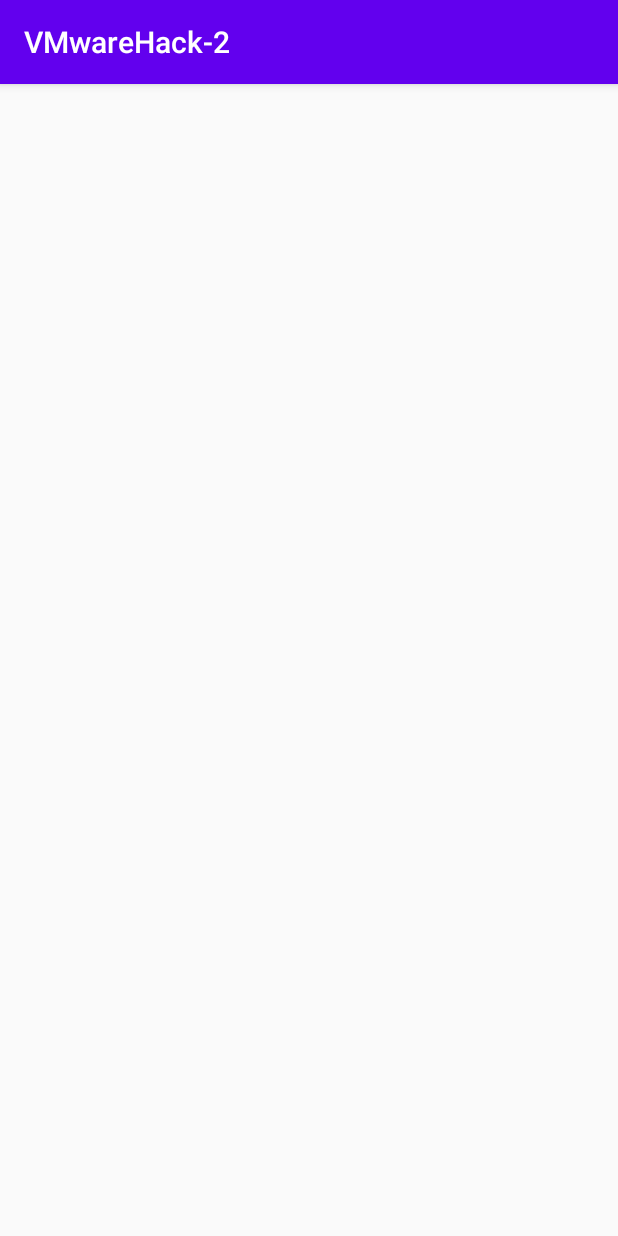
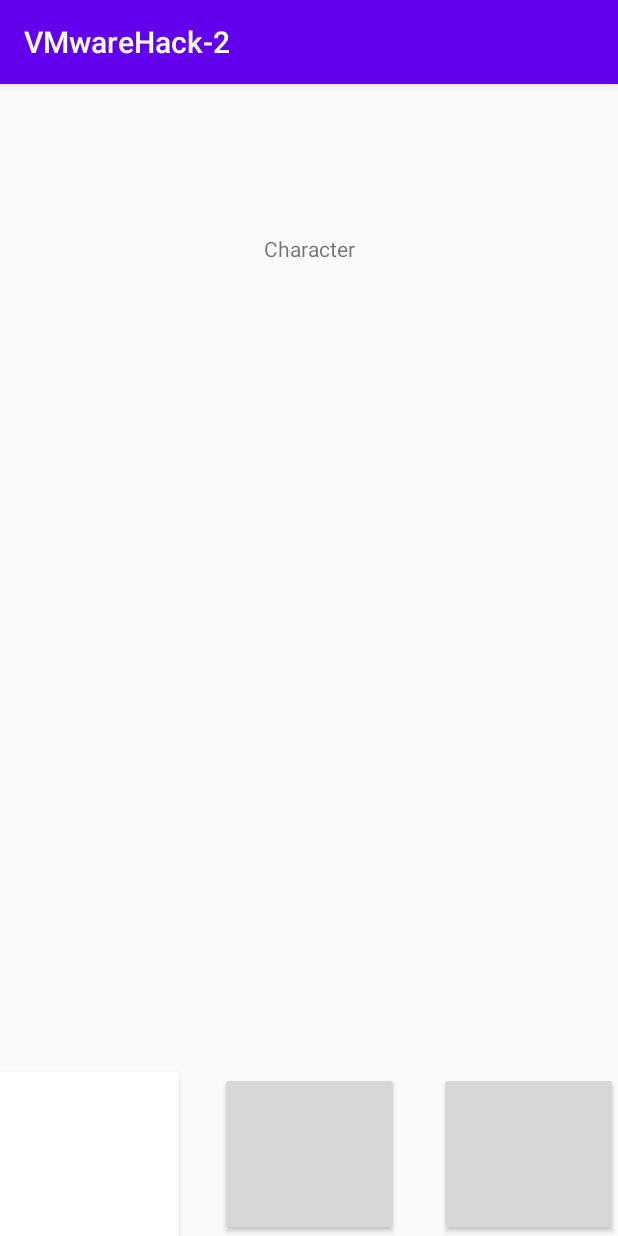
Before and after one commit to eileenchang/VMwareHack-2, an Android app: the Character screen opened directly, with no data from a screen before it, on a phone screen of 412 x 824 dp. Run offline under Robolectric (Android 15) with nearby library versions, the phone set to English and light mode, and no system bars.

Commit message:
added buttons to character page

```diff
--- a/app/src/main/java/com/example/vmwarehack_2/Character.java
+++ b/app/src/main/java/com/example/vmwarehack_2/Character.java
@@ -2,7 +2,10 @@ package com.example.vmwarehack_2;
 
 import androidx.appcompat.app.AppCompatActivity;
 
+import android.content.Intent;
 import android.os.Bundle;
+import android.view.View;
+import android.widget.Button;
 
 public class Character extends AppCompatActivity {
 
@@ -10,5 +13,27 @@ public class Character extends AppCompatActivity {
     protected void onCreate(Bundle savedInstanceState) {
         super.onCreate(savedInstanceState);
         setContentView(R.layout.activity_character);
+
+        Button char1 = (Button) findViewById(R.id.chartochar);
+        char1.setOnClickListener(new View.OnClickListener() {
+            @Override
+            public void onClick(View view) {
+                startActivity(new Intent(Character.this, Character.class));
+            }
+        });
+        Button char2 = (Button) findViewById(R.id.chartohome);
+        char2.setOnClickListener(new View.OnClickListener() {
+            @Override
+            public void onClick(View view) {
+                startActivity(new Intent(Character.this, MainActivity.class));
+            }
+        });
+        Button char3 = (Button) findViewById(R.id.chartocomm);
+        char3.setOnClickListener(new View.OnClickListener() {
+            @Override
+            public void onClick(View view) {
+                startActivity(new Intent(Character.this, Community.class));
+            }
+        });
     }
 }
--- a/app/src/main/res/layout/activity_character.xml
+++ b/app/src/main/res/layout/activity_character.xml
@@ -4,4 +4,47 @@
     xmlns:tools="http://schemas.android.com/tools"
     android:layout_width="match_parent"
     android:layout_height="match_parent"
-    tools:context=".Character"/>
+    tools:context=".Character">
+
+    <TextView
+        android:id="@+id/textView"
+        android:layout_width="wrap_content"
+        android:layout_height="wrap_content"
+        android:layout_marginTop="100dp"
+        android:text="Character"
+        app:layout_constraintEnd_toEndOf="parent"
+        app:layout_constraintStart_toStartOf="parent"
+        app:layout_constraintTop_toTopOf="parent" />
+
+    <Button
+        android:id="@+id/chartochar"
+        android:layout_width="119dp"
+        android:layout_height="109dp"
+        android:layout_marginTop="621dp"
+        android:background="#FFFFFF"
+        app:layout_constraintBottom_toBottomOf="parent"
+        app:layout_constraintStart_toStartOf="parent"
+        app:layout_constraintTop_toTopOf="parent"
+        app:layout_constraintVertical_bias="1.0" />
+
+    <Button
+        android:id="@+id/chartohome"
+        android:layout_width="119dp"
+        android:layout_height="109dp"
+        android:layout_marginTop="621dp"
+        app:layout_constraintBottom_toBottomOf="parent"
+        app:layout_constraintEnd_toEndOf="parent"
+        app:layout_constraintStart_toStartOf="parent"
+        app:layout_constraintTop_toTopOf="parent"
+        app:layout_constraintVertical_bias="1.0" />
+
+    <Button
+        android:id="@+id/chartocomm"
+        android:layout_width="119dp"
+        android:layout_height="109dp"
+        android:layout_marginTop="621dp"
+        app:layout_constraintBottom_toBottomOf="parent"
+        app:layout_constraintEnd_toEndOf="parent"
+        app:layout_constraintTop_toTopOf="parent"
+        app:layout_constraintVertical_bias="1.0" />
+</androidx.constraintlayout.widget.ConstraintLayout>
```
